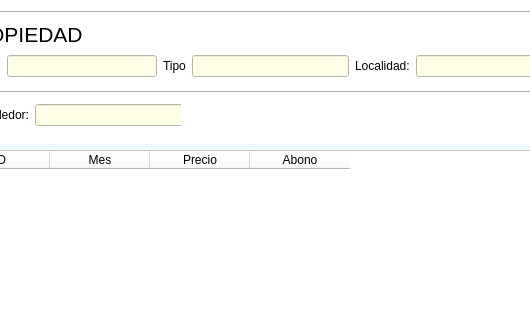
Old version of the form templates/venPrincipal.ui in the repository EvanSilva/ProyectoDI-2; both pictures show x 500 to 1030 and y 191 to 511 of the 1311 by 846 pixel window.
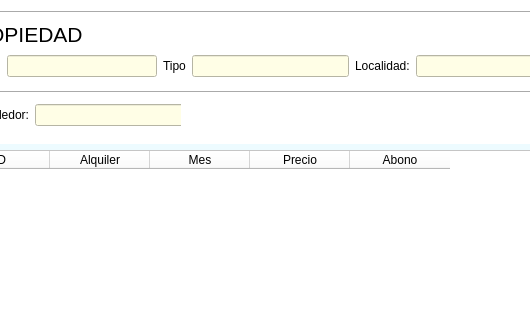
New version of the form. Icons and pictures are not drawn.

```diff
--- a/templates/venPrincipal.ui
+++ b/templates/venPrincipal.ui
@@ -4574,6 +4574,11 @@
               <string>ID</string>
              </property>
             </column>
+            <column>
+             <property name="text">
+              <string>Alquiler</string>
+             </property>
+            </column>
             <column>
              <property name="text">
               <string>Mes</string>
```
Left out of the diff: 2 changed lines with no effect on the pictures.
